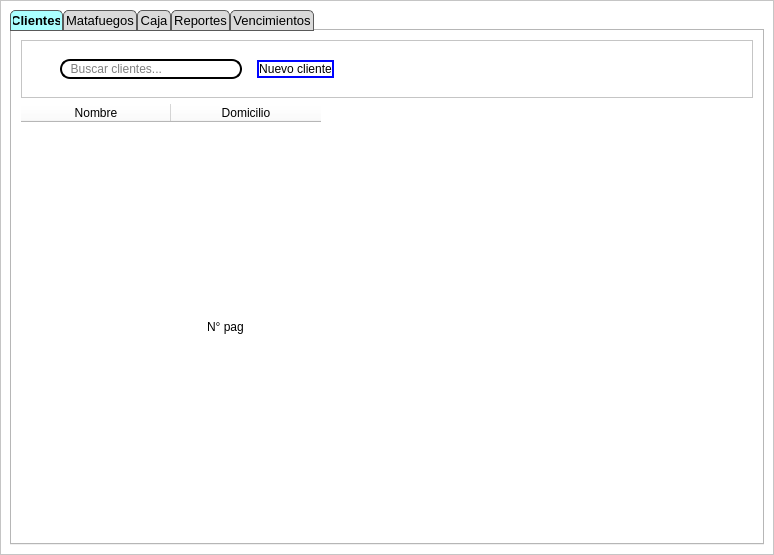
Above: resources/ui/ventanaprincipal.ui from Julian2455/beatmat before the change. Below: the same form after it.
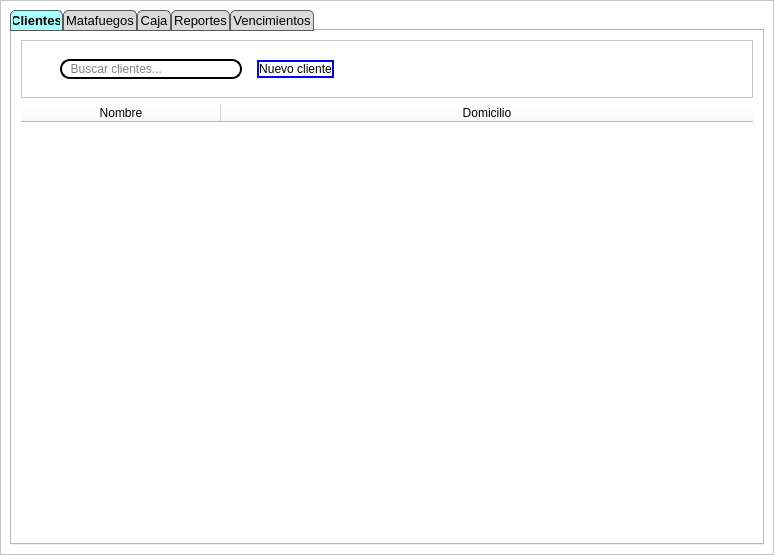
That is the form after the change. Icons and pictures are not drawn.

What changed in the file:
```diff
--- a/resources/ui/ventanaprincipal.ui
+++ b/resources/ui/ventanaprincipal.ui
@@ -47,6 +47,7 @@
          <property name="font">
           <font>
            <pointsize>10</pointsize>
+           <weight>50</weight>
            <bold>false</bold>
           </font>
          </property>
@@ -186,19 +187,13 @@
            </item>
            <item>
             <widget class="QTableWidget" name="tableWidget">
-             <property name="maximumSize">
-              <size>
-               <width>16777215</width>
-               <height>16777215</height>
-              </size>
+             <property name="sizePolicy">
+              <sizepolicy hsizetype="Expanding" vsizetype="Expanding">
+               <horstretch>0</horstretch>
+               <verstretch>0</verstretch>
+              </sizepolicy>
              </property>
-             <property name="sizeIncrement">
-              <size>
-               <width>0</width>
-               <height>0</height>
-              </size>
-             </property>
-             <property name="baseSize">
+             <property name="minimumSize">
               <size>
                <width>0</width>
                <height>0</height>
@@ -213,6 +208,12 @@
               <string notr="true">color: rgb(0, 0, 0);
 border:none;</string>
              </property>
+             <property name="frameShadow">
+              <enum>QFrame::Plain</enum>
+             </property>
+             <property name="horizontalScrollBarPolicy">
+              <enum>Qt::ScrollBarAsNeeded</enum>
+             </property>
              <property name="autoScroll">
               <bool>true</bool>
              </property>
@@ -222,16 +223,34 @@
              <property name="horizontalScrollMode">
               <enum>QAbstractItemView::ScrollPerItem</enum>
              </property>
+             <attribute name="horizontalHeaderVisible">
+              <bool>true</bool>
+             </attribute>
              <attribute name="horizontalHeaderDefaultSectionSize">
-              <number>150</number>
+              <number>200</number>
              </attribute>
-             <attribute name="horizontalHeaderStretchLastSection">
+             <attribute name="horizontalHeaderHighlightSections">
+              <bool>true</bool>
+             </attribute>
+             <attribute name="horizontalHeaderShowSortIndicator" stdset="0">
               <bool>false</bool>
              </attribute>
+             <attribute name="horizontalHeaderStretchLastSection">
+              <bool>true</bool>
+             </attribute>
              <column>
               <property name="text">
                <string>Nombre</string>
               </property>
+              <property name="foreground">
+               <brush brushstyle="SolidPattern">
+                <color alpha="255">
+                 <red>0</red>
+                 <green>0</green>
+                 <blue>0</blue>
+                </color>
+               </brush>
+              </property>
              </column>
              <column>
               <property name="text">
@@ -242,15 +261,9 @@
            </item>
            <item>
             <widget class="QWidget" name="widget" native="true">
-             <property name="minimumSize">
-              <size>
-               <width>50</width>
-               <height>50</height>
-              </size>
-             </property>
              <property name="maximumSize">
               <size>
-               <width>600</width>
+               <width>16777215</width>
                <height>50</height>
               </size>
              </property>
@@ -261,13 +274,13 @@
              </property>
              <layout class="QHBoxLayout" name="horizontalLayout">
               <item>
-               <spacer name="horizontalSpacer">
+               <spacer name="horizontalSpacer_3">
                 <property name="orientation">
                  <enum>Qt::Horizontal</enum>
                 </property>
                 <property name="sizeHint" stdset="0">
                  <size>
-                  <width>210</width>
+                  <width>40</width>
                   <height>20</height>
                  </size>
                 </property>
@@ -303,8 +316,11 @@
               </item>
               <item>
                <widget class="QLabel" name="label_7">
+                <property name="styleSheet">
+                 <string notr="true">color: black</string>
+                </property>
                 <property name="text">
-                 <string>N° pag</string>
+                 <string/>
                 </property>
                </widget>
               </item>
@@ -343,13 +359,13 @@
                </widget>
               </item>
               <item>
-               <spacer name="horizontalSpacer_2">
+               <spacer name="horizontalSpacer">
                 <property name="orientation">
                  <enum>Qt::Horizontal</enum>
                 </property>
                 <property name="sizeHint" stdset="0">
                  <size>
-                  <width>400</width>
+                  <width>40</width>
                   <height>20</height>
                  </size>
                 </property>
@@ -358,19 +374,6 @@
              </layout>
             </widget>
            </item>
-           <item>
-            <spacer name="verticalSpacer_2">
-             <property name="orientation">
-              <enum>Qt::Vertical</enum>
-             </property>
-             <property name="sizeHint" stdset="0">
-              <size>
-               <width>20</width>
-               <height>40</height>
-              </size>
-             </property>
-            </spacer>
-           </item>
           </layout>
          </widget>
          <widget class="QWidget" name="Matafuegos">
```
Left out of the diff: 24 changed lines with no effect on the pictures.
